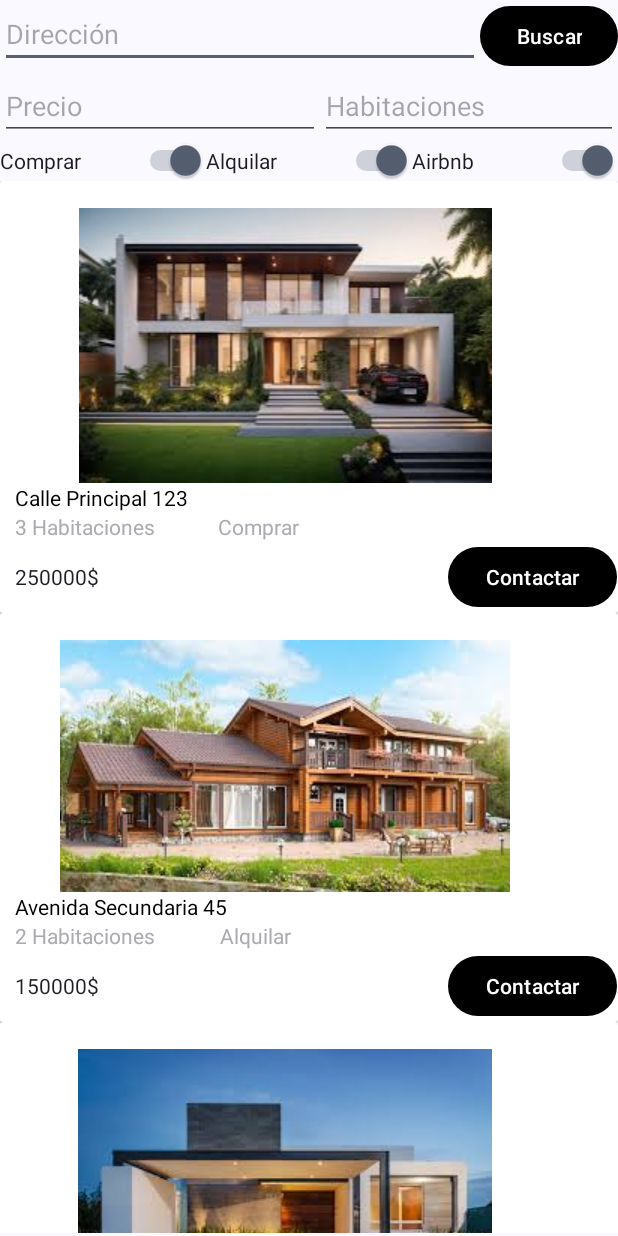
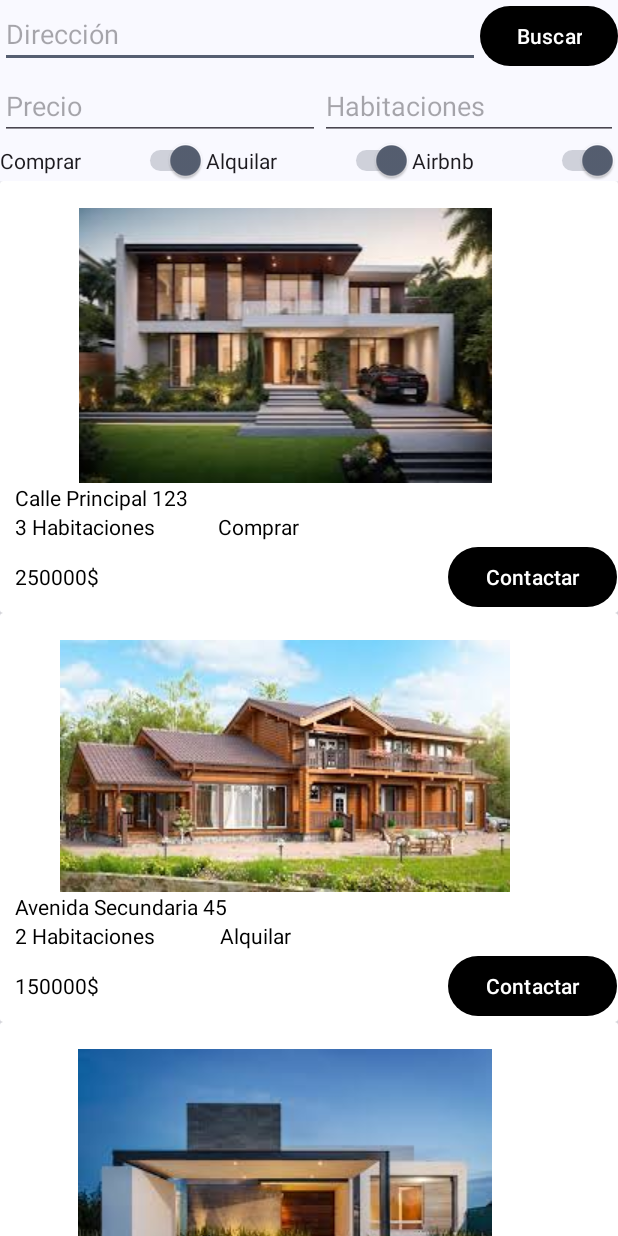
Before and after one commit to XanCort/FinalUnidad3, an Android app: the screen it shows after launch (MainActivity), on a phone screen of 412 x 824 dp. Run offline under Robolectric (Android 15) with nearby library versions, the phone set to English and light mode, and no system bars.

Commit message:
Primer commit tarea 5

```diff
--- a/app/src/main/res/layout/activity_main.xml
+++ b/app/src/main/res/layout/activity_main.xml
@@ -95,12 +95,7 @@
         <androidx.recyclerview.widget.RecyclerView
             android:id="@+id/listaCasas"
             android:layout_width="match_parent"
-            android:layout_height="match_parent"
-            android:layout_marginBottom="2dp"
-            app:layout_constraintBottom_toBottomOf="parent"
-            app:layout_constraintEnd_toEndOf="parent"
-            app:layout_constraintStart_toStartOf="parent"
-            app:layout_constraintTop_toBottomOf="@+id/linearLayout2" />
+            android:layout_height="match_parent" />
 
     </LinearLayout>
 
--- a/app/src/main/res/layout/ficha.xml
+++ b/app/src/main/res/layout/ficha.xml
@@ -28,7 +28,7 @@
                 android:layout_weight="1"
                 android:text="@string/TextoDeEjemplo"
                 android:textAlignment="textStart"
-                android:textColor="@color/material_dynamic_tertiary0" />
+                android:textColor="@color/black" />
 
             <LinearLayout
                 android:layout_width="match_parent"
@@ -43,7 +43,7 @@
                     android:layout_weight="1"
                     android:text="@string/TextoDeEjemplo"
                     android:textAlignment="textStart"
-                    android:textColor="@android:color/system_neutral1_300" />
+                    android:textColor="@android:color/black" />
 
                 <TextView
                     android:id="@+id/textTipo"
@@ -52,7 +52,7 @@
                     android:layout_weight="5"
                     android:text="@string/TextoDeEjemplo"
                     android:textAlignment="textStart"
-                    android:textColor="@android:color/system_neutral1_300" />
+                    android:textColor="@android:color/black" />
             </LinearLayout>
 
             <LinearLayout
@@ -68,7 +68,7 @@
                     android:layout_weight="10"
                     android:text="@string/TextoDeEjemplo"
                     android:textAlignment="textStart"
-                    android:textColor="@android:color/system_surface_container_dark"
+                    android:textColor="@android:color/black"
                     android:visibility="visible" />
 
                 <Button
```
Also changed, not shown: app/src/main/java/com/example/finalunidad3/FragmentListaCasa.java (added, +65 -0 lines), app/src/main/res/layout/fragment_lista_casa.xml (added, +14 -0 lines), app/src/main/res/values/strings.xml (+10 -8 lines).
